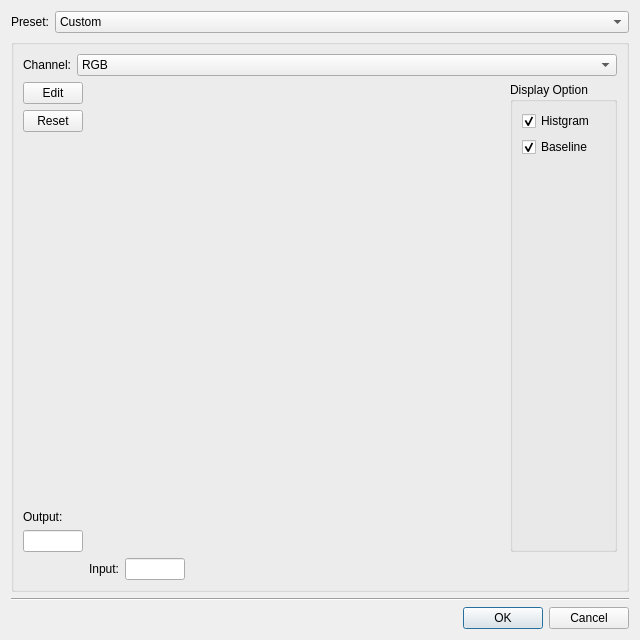
Before: the Qt Designer form tonecurvedialog.ui in yazzy-yazzy/Serius, drawn with Qt 5.
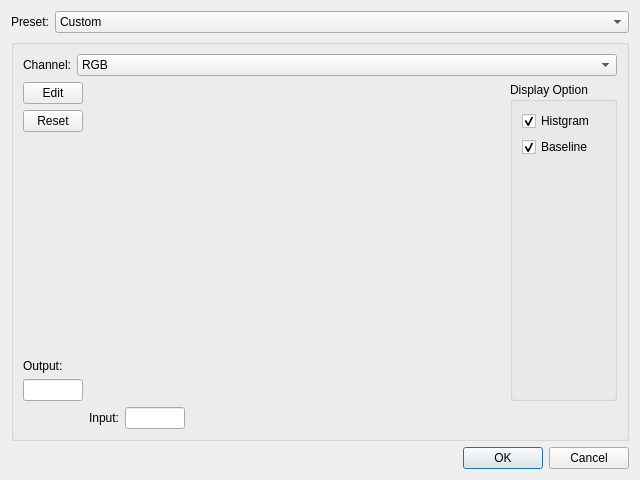
After: the same form once the commit is applied. Icons and pictures are not drawn. Custom widgets are drawn as their Qt base class.

```diff
--- a/tonecurvedialog.ui
+++ b/tonecurvedialog.ui
@@ -7,7 +7,7 @@
     <x>0</x>
     <y>0</y>
     <width>640</width>
-    <height>640</height>
+    <height>480</height>
    </rect>
   </property>
   <property name="windowTitle">
@@ -295,13 +295,6 @@
      </layout>
     </widget>
    </item>
-   <item>
-    <widget class="Line" name="line">
-     <property name="orientation">
-      <enum>Qt::Horizontal</enum>
-     </property>
-    </widget>
-   </item>
    <item>
     <widget class="QDialogButtonBox" name="buttonBox">
      <property name="orientation">
```
Left out of the diff: 14 changed lines with no effect on the pictures.
